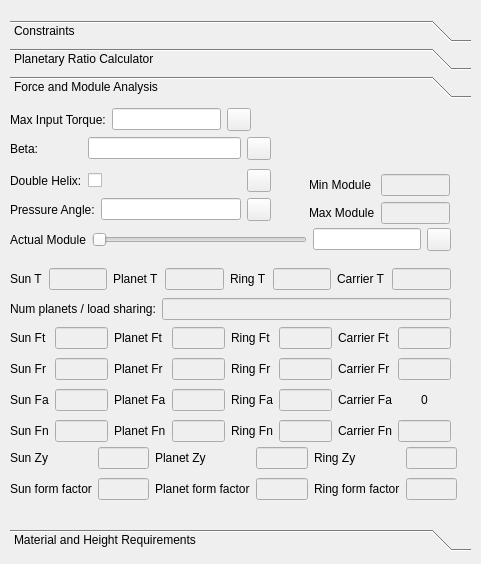
Qt form ui/gear-selectors.ui (SimLeek/freecad.actuators) before a commit.
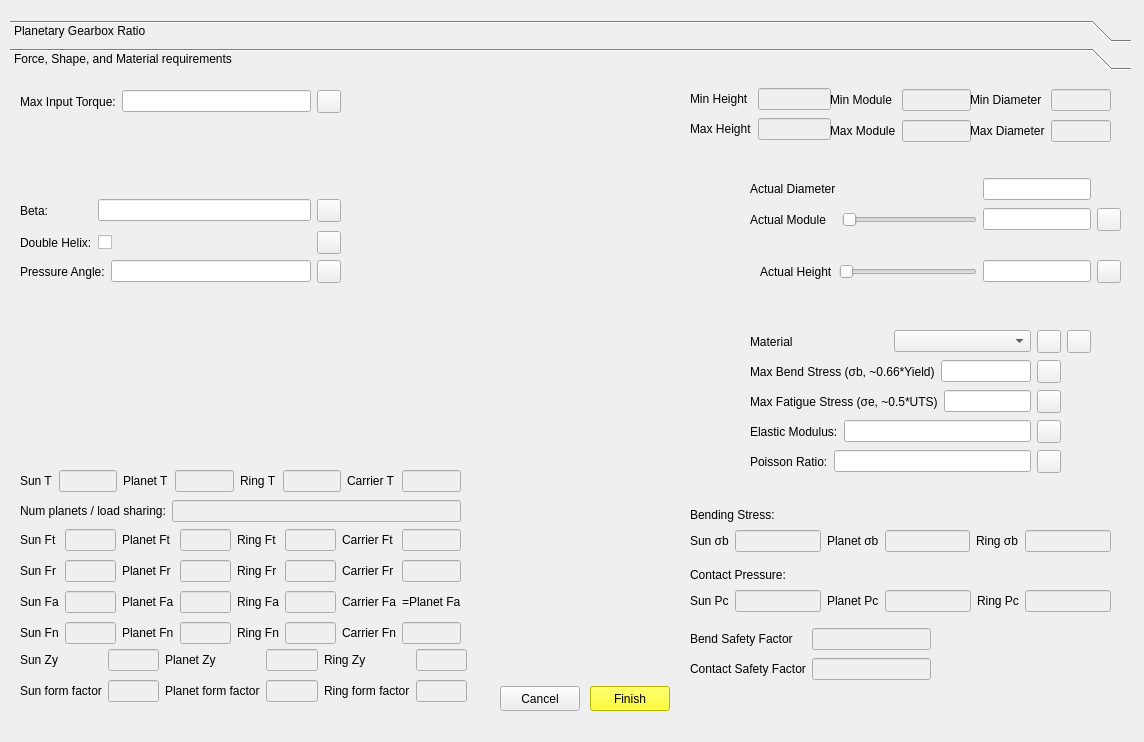
The same form after that commit. The open tabs and pages were chosen to show the change. Icons and pictures are not drawn. Custom widgets are drawn as their Qt base class.

Commit message: Added lines diagram. Updated planetary UI and added images so it would be easier to understand

```diff
--- a/ui/gear-selectors.ui
+++ b/ui/gear-selectors.ui
@@ -6,8 +6,8 @@
    <rect>
     <x>0</x>
     <y>0</y>
-    <width>481</width>
-    <height>564</height>
+    <width>1144</width>
+    <height>742</height>
    </rect>
   </property>
   <property name="windowTitle">
@@ -18,8 +18,8 @@
     <rect>
      <x>10</x>
      <y>20</y>
-     <width>461</width>
-     <height>531</height>
+     <width>1121</width>
+     <height>701</height>
     </rect>
    </property>
    <property name="currentIndex">
@@ -35,7 +35,7 @@
      </rect>
     </property>
     <attribute name="label">
-     <string>Constraints</string>
+     <string>Planetary Gearbox Ratio</string>
     </attribute>
     <widget class="QWidget" name="verticalLayoutWidget">
      <property name="geometry">
@@ -403,51 +403,6 @@
       </item>
      </layout>
     </widget>
-    <widget class="QWidget" name="gridLayoutWidget_15">
-     <property name="geometry">
-      <rect>
-       <x>0</x>
-       <y>10</y>
-       <width>251</width>
-       <height>31</height>
-      </rect>
-     </property>
-     <layout class="QGridLayout" name="gridLayout_15">
-      <item row="0" column="0">
-       <widget class="QLabel" name="label_48">
-        <property name="toolTip">
-         <string>This assumes the ring is the full gear radius plus 2*addendum, usually 2*module.</string>
-        </property>
-        <property name="text">
-         <string>Max Ring Diameter:</string>
-        </property>
-       </widget>
-      </item>
-      <item row="0" column="1">
-       <widget class="QLengthEdit" name="max_ring_diam_lineedit">
-        <property name="enabled">
-         <bool>true</bool>
-        </property>
-       </widget>
-      </item>
-      <item row="0" column="2">
-       <widget class="LockUnlockButton" name="max_ring_diam_lineedit_lock"/>
-      </item>
-     </layout>
-    </widget>
-   </widget>
-   <widget class="QWidget" name="planetary_ratio_page">
-    <property name="geometry">
-     <rect>
-      <x>0</x>
-      <y>0</y>
-      <width>461</width>
-      <height>407</height>
-     </rect>
-    </property>
-    <attribute name="label">
-     <string>Planetary Ratio Calculator</string>
-    </attribute>
     <widget class="QWidget" name="gridLayoutWidget_3">
      <property name="geometry">
       <rect>
@@ -730,18 +685,18 @@
      <rect>
       <x>0</x>
       <y>0</y>
-      <width>461</width>
-      <height>407</height>
+      <width>1121</width>
+      <height>639</height>
      </rect>
     </property>
     <attribute name="label">
-     <string>Force and Module Analysis</string>
+     <string>Force, Shape, and Material requirements</string>
     </attribute>
     <widget class="QWidget" name="gridLayoutWidget_7">
      <property name="geometry">
       <rect>
-       <x>0</x>
-       <y>220</y>
+       <x>10</x>
+       <y>450</y>
        <width>441</width>
        <height>121</height>
       </rect>
@@ -782,16 +737,6 @@
         </property>
        </widget>
       </item>
-      <item row="2" column="7">
-       <widget class="QLabel" name="label_64">
-        <property name="text">
-         <string>0</string>
-        </property>
-        <property name="alignment">
-         <set>Qt::AlignCenter</set>
-        </property>
-       </widget>
-      </item>
       <item row="0" column="4">
        <widget class="QLabel" name="label_54">
         <property name="text">
@@ -980,14 +925,21 @@
         </property>
        </widget>
       </item>
+      <item row="2" column="7">
+       <widget class="QLabel" name="label_64">
+        <property name="text">
+         <string>=Planet Fa</string>
+        </property>
+       </widget>
+      </item>
      </layout>
     </widget>
     <widget class="QWidget" name="gridLayoutWidget_13">
      <property name="geometry">
       <rect>
-       <x>0</x>
-       <y>0</y>
-       <width>241</width>
+       <x>10</x>
+       <y>10</y>
+       <width>321</width>
        <height>31</height>
       </rect>
      </property>
@@ -1010,9 +962,9 @@
     <widget class="QWidget" name="gridLayoutWidget_8">
      <property name="geometry">
       <rect>
-       <x>0</x>
-       <y>30</y>
-       <width>261</width>
+       <x>10</x>
+       <y>120</y>
+       <width>321</width>
        <height>61</height>
       </rect>
      </property>
@@ -1056,8 +1008,8 @@
     <widget class="QWidget" name="gridLayoutWidget_6">
      <property name="geometry">
       <rect>
-       <x>0</x>
-       <y>340</y>
+       <x>10</x>
+       <y>570</y>
        <width>447</width>
        <height>61</height>
       </rect>
@@ -1152,9 +1104,9 @@
     <widget class="QWidget" name="gridLayoutWidget_9">
      <property name="geometry">
       <rect>
-       <x>0</x>
-       <y>90</y>
-       <width>261</width>
+       <x>10</x>
+       <y>180</y>
+       <width>321</width>
        <height>31</height>
       </rect>
      </property>
@@ -1181,8 +1133,8 @@
     <widget class="QWidget" name="gridLayoutWidget_22">
      <property name="geometry">
       <rect>
-       <x>0</x>
-       <y>160</y>
+       <x>10</x>
+       <y>390</y>
        <width>441</width>
        <height>31</height>
       </rect>
@@ -1249,8 +1201,8 @@
     <widget class="QWidget" name="gridLayoutWidget_23">
      <property name="geometry">
       <rect>
-       <x>0</x>
-       <y>190</y>
+       <x>10</x>
+       <y>420</y>
        <width>441</width>
        <height>31</height>
       </rect>
@@ -1275,21 +1227,21 @@
     <widget class="QWidget" name="gridLayoutWidget_24">
      <property name="geometry">
       <rect>
-       <x>0</x>
-       <y>120</y>
-       <width>441</width>
-       <height>31</height>
+       <x>740</x>
+       <y>100</y>
+       <width>371</width>
+       <height>58</height>
       </rect>
      </property>
      <layout class="QGridLayout" name="gridLayout_24">
-      <item row="0" column="0">
+      <item row="1" column="0">
        <widget class="QLabel" name="label_162">
         <property name="text">
          <string>Actual Module</string>
         </property>
        </widget>
       </item>
-      <item row="0" column="1">
+      <item row="1" column="1">
        <widget class="QSlider" name="actual_module_slider">
         <property name="sizePolicy">
          <sizepolicy hsizetype="Expanding" vsizetype="Fixed">
@@ -1302,10 +1254,10 @@
         </property>
        </widget>
       </item>
-      <item row="0" column="3">
+      <item row="1" column="3">
        <widget class="LockUnlockButton" name="actual_module_lineedit_lock"/>
       </item>
-      <item row="0" column="2">
+      <item row="1" column="2">
        <widget class="QLengthEdit" name="actual_module_lineedit">
         <property name="enabled">
          <bool>true</bool>
@@ -1318,15 +1270,35 @@
         </property>
        </widget>
       </item>
+      <item row="0" column="2">
+       <widget class="QLengthEdit" name="actual_module_lineedit_2">
+        <property name="enabled">
+         <bool>true</bool>
+        </property>
+        <property name="sizePolicy">
+         <sizepolicy hsizetype="Minimum" vsizetype="Fixed">
+          <horstretch>0</horstretch>
+          <verstretch>0</verstretch>
+         </sizepolicy>
+        </property>
+       </widget>
+      </item>
+      <item row="0" column="0">
+       <widget class="QLabel" name="label_167">
+        <property name="text">
+         <string>Actual Diameter</string>
+        </property>
+       </widget>
+      </item>
      </layout>
     </widget>
     <widget class="QWidget" name="gridLayoutWidget_18">
      <property name="geometry">
       <rect>
-       <x>299</x>
-       <y>70</y>
+       <x>820</x>
+       <y>10</y>
        <width>141</width>
-       <height>51</height>
+       <height>61</height>
       </rect>
      </property>
      <layout class="QGridLayout" name="gridLayout_18">
@@ -1360,64 +1332,11 @@
       </item>
      </layout>
     </widget>
-   </widget>
-   <widget class="QWidget" name="shape_page">
-    <property name="geometry">
-     <rect>
-      <x>0</x>
-      <y>0</y>
-      <width>461</width>
-      <height>407</height>
-     </rect>
-    </property>
-    <attribute name="label">
-     <string>Material and Height Requirements</string>
-    </attribute>
-    <widget class="QWidget" name="gridLayoutWidget_43">
-     <property name="geometry">
-      <rect>
-       <x>0</x>
-       <y>330</y>
-       <width>241</width>
-       <height>58</height>
-      </rect>
-     </property>
-     <layout class="QGridLayout" name="gridLayout_43">
-      <item row="0" column="0">
-       <widget class="QLabel" name="label_160">
-        <property name="text">
-         <string>Bend Safety Factor</string>
-        </property>
-       </widget>
-      </item>
-      <item row="0" column="1">
-       <widget class="QLineEdit" name="bend_safety_factor_lineedit">
-        <property name="enabled">
-         <bool>false</bool>
-        </property>
-       </widget>
-      </item>
-      <item row="1" column="0">
-       <widget class="QLabel" name="label_166">
-        <property name="text">
-         <string>Contact Safety Factor</string>
-        </property>
-       </widget>
-      </item>
-      <item row="1" column="1">
-       <widget class="QLineEdit" name="contact_safety_factor_lineedit">
-        <property name="enabled">
-         <bool>false</bool>
-        </property>
-       </widget>
-      </item>
-     </layout>
-    </widget>
     <widget class="QWidget" name="gridLayoutWidget_21">
      <property name="geometry">
       <rect>
-       <x>0</x>
-       <y>290</y>
+       <x>680</x>
+       <y>510</y>
        <width>421</width>
        <height>31</height>
       </rect>
@@ -1470,8 +1389,8 @@
     <widget class="QLabel" name="label_13">
      <property name="geometry">
       <rect>
-       <x>0</x>
-       <y>270</y>
+       <x>680</x>
+       <y>490</y>
        <width>111</width>
        <height>17</height>
       </rect>
@@ -1480,11 +1399,49 @@
       <string>Contact Pressure:</string>
      </property>
     </widget>
+    <widget class="QWidget" name="gridLayoutWidget_25">
+     <property name="geometry">
+      <rect>
+       <x>740</x>
+       <y>310</y>
+       <width>311</width>
+       <height>31</height>
+      </rect>
+     </property>
+     <layout class="QGridLayout" name="gridLayout_25">
+      <item row="0" column="1">
+       <widget class="QPressureEdit" name="max_fatigue_stress_lineedit"/>
+      </item>
+      <item row="0" column="2">
+       <widget class="LockUnlockButton" name="max_fatiguq_stress_lineedit_lock"/>
+      </item>
+      <item row="0" column="0">
+       <widget class="QLabel" name="label_69">
+        <property name="text">
+         <string>Max Fatigue Stress (σe, ~0.5*UTS)</string>
+        </property>
+       </widget>
+      </item>
+     </layout>
+    </widget>
+    <widget class="QLabel" name="label_12">
+     <property name="geometry">
+      <rect>
+       <x>680</x>
+       <y>430</y>
+       <width>91</width>
+       <height>17</height>
+      </rect>
+     </property>
+     <property name="text">
+      <string>Bending Stress:</string>
+     </property>
+    </widget>
     <widget class="QWidget" name="gridLayoutWidget_16">
      <property name="geometry">
       <rect>
-       <x>0</x>
-       <y>230</y>
+       <x>680</x>
+       <y>450</y>
        <width>421</width>
        <height>31</height>
       </rect>
@@ -1534,66 +1491,11 @@
       </item>
      </layout>
     </widget>
-    <widget class="QLabel" name="label_12">
-     <property name="geometry">
-      <rect>
-       <x>0</x>
-       <y>210</y>
-       <width>91</width>
-       <height>17</height>
-      </rect>
-     </property>
-     <property name="text">
-      <string>Bending Stress:</string>
-     </property>
-    </widget>
-    <widget class="QWidget" name="gridLayoutWidget_10">
-     <property name="geometry">
-      <rect>
-       <x>0</x>
-       <y>10</y>
-       <width>421</width>
-       <height>31</height>
-      </rect>
-     </property>
-     <layout class="QGridLayout" name="gridLayout_10">
-      <item row="0" column="0">
-       <widget class="QLabel" name="label_163">
-        <property name="text">
-         <string>Actual Height</string>
-        </property>
-       </widget>
-      </item>
-      <item row="0" column="1">
-       <widget class="QSlider" name="actual_height_slider">
-        <property name="orientation">
-         <enum>Qt::Horizontal</enum>
-        </property>
-       </widget>
-      </item>
-      <item row="0" column="2">
-       <widget class="QLengthEdit" name="actual_height_lineedit">
-        <property name="enabled">
-         <bool>true</bool>
-        </property>
-        <property name="sizePolicy">
-         <sizepolicy hsizetype="Minimum" vsizetype="Fixed">
-          <horstretch>0</horstretch>
-          <verstretch>0</verstretch>
-         </sizepolicy>
-        </property>
-       </widget>
-      </item>
-      <item row="0" column="3">
-       <widget class="LockUnlockButton" name="actual_height_lineedit_lock"/>
-      </item>
-     </layout>
-    </widget>
     <widget class="QWidget" name="gridLayoutWidget_5">
      <property name="geometry">
       <rect>
-       <x>0</x>
-       <y>50</y>
+       <x>740</x>
+       <y>250</y>
        <width>341</width>
        <height>31</height>
       </rect>
@@ -1620,8 +1522,8 @@
     <widget class="QWidget" name="gridLayoutWidget_17">
      <property name="geometry">
       <rect>
-       <x>0</x>
-       <y>80</y>
+       <x>740</x>
+       <y>280</y>
        <width>311</width>
        <height>31</height>
       </rect>
@@ -1642,11 +1544,93 @@
       </item>
      </layout>
     </widget>
+    <widget class="QWidget" name="gridLayoutWidget_43">
+     <property name="geometry">
+      <rect>
+       <x>680</x>
+       <y>550</y>
+       <width>241</width>
+       <height>58</height>
+      </rect>
+     </property>
+     <layout class="QGridLayout" name="gridLayout_43">
+      <item row="0" column="0">
+       <widget class="QLabel" name="label_160">
+        <property name="text">
+         <string>Bend Safety Factor</string>
+        </property>
+       </widget>
+      </item>
+      <item row="0" column="1">
+       <widget class="QLineEdit" name="bend_safety_factor_lineedit">
+        <property name="enabled">
+         <bool>false</bool>
+        </property>
+       </widget>
+      </item>
+      <item row="1" column="0">
+       <widget class="QLabel" name="label_166">
+        <property name="text">
+         <string>Contact Safety Factor</string>
+        </property>
+       </widget>
+      </item>
+      <item row="1" column="1">
+       <widget class="QLineEdit" name="contact_safety_factor_lineedit">
+        <property name="enabled">
+         <bool>false</bool>
+        </property>
+       </widget>
+      </item>
+     </layout>
+    </widget>
+    <widget class="QWidget" name="gridLayoutWidget_10">
+     <property name="geometry">
+      <rect>
+       <x>750</x>
+       <y>180</y>
+       <width>361</width>
+       <height>31</height>
+      </rect>
+     </property>
+     <layout class="QGridLayout" name="gridLayout_10">
+      <item row="0" column="0">
+       <widget class="QLabel" name="label_163">
+        <property name="text">
+         <string>Actual Height</string>
+        </property>
+       </widget>
+      </item>
+      <item row="0" column="1">
+       <widget class="QSlider" name="actual_height_slider">
+        <property name="orientation">
+         <enum>Qt::Horizontal</enum>
+        </property>
+       </widget>
+      </item>
+      <item row="0" column="2">
+       <widget class="QLengthEdit" name="actual_height_lineedit">
+        <property name="enabled">
+         <bool>true</bool>
+        </property>
+        <property name="sizePolicy">
+         <sizepolicy hsizetype="Minimum" vsizetype="Fixed">
+          <horstretch>0</horstretch>
+          <verstretch>0</verstretch>
+         </sizepolicy>
+        </property>
+       </widget>
+      </item>
+      <item row="0" column="3">
+       <widget class="LockUnlockButton" name="actual_height_lineedit_lock"/>
+      </item>
+     </layout>
+    </widget>
     <widget class="QWidget" name="gridLayoutWidget_20">
      <property name="geometry">
       <rect>
-       <x>0</x>
-       <y>170</y>
+       <x>740</x>
+       <y>370</y>
        <width>311</width>
        <height>31</height>
       </rect>
@@ -1670,8 +1654,8 @@
     <widget class="QWidget" name="gridLayoutWidget_19">
      <property name="geometry">
       <rect>
-       <x>0</x>
-       <y>140</y>
+       <x>740</x>
+       <y>340</y>
        <width>311</width>
        <height>31</height>
       </rect>
@@ -1692,31 +1676,157 @@
       </item>
      </layout>
     </widget>
-    <widget class="QWidget" name="gridLayoutWidget_25">
+    <widget class="QWidget" name="widget_2" native="true">
      <property name="geometry">
       <rect>
-       <x>0</x>
-       <y>110</y>
-       <width>311</width>
-       <height>31</height>
+       <x>330</x>
+       <y>0</y>
+       <width>421</width>
+       <height>431</height>
       </rect>
      </property>
-     <layout class="QGridLayout" name="gridLayout_25">
+     <property name="styleSheet">
+      <string notr="true">border-image: url(:/images/planetary-angle-torque.svg) 0 0 0 0 stretch stretch;
+</string>
+     </property>
+    </widget>
+    <widget class="QWidget" name="gridLayoutWidget_26">
+     <property name="geometry">
+      <rect>
+       <x>680</x>
+       <y>10</y>
+       <width>141</width>
+       <height>58</height>
+      </rect>
+     </property>
+     <layout class="QGridLayout" name="gridLayout_26">
       <item row="0" column="1">
-       <widget class="QPressureEdit" name="max_fatigue_stress_lineedit"/>
+       <widget class="QTorqueEdit" name="ring_t_lineedit_4">
+        <property name="enabled">
+         <bool>false</bool>
+        </property>
+       </widget>
       </item>
       <item row="0" column="0">
-       <widget class="QLabel" name="label_69">
+       <widget class="QLabel" name="label_168">
         <property name="text">
-         <string>Max Fatigue Stress (σe, ~0.5*UTS)</string>
+         <string>Min Height</string>
         </property>
        </widget>
       </item>
-      <item row="0" column="2">
-       <widget class="LockUnlockButton" name="max_fatiguq_stress_lineedit_lock"/>
+      <item row="1" column="0">
+       <widget class="QLabel" name="label_169">
+        <property name="text">
+         <string>Max Height</string>
+        </property>
+       </widget>
       </item>
+      <item row="1" column="1">
+       <widget class="QTorqueEdit" name="ring_t_lineedit_5">
+        <property name="enabled">
+         <bool>false</bool>
+        </property>
+       </widget>
+      </item>
      </layout>
     </widget>
+    <widget class="QWidget" name="gridLayoutWidget_27">
+     <property name="geometry">
+      <rect>
+       <x>960</x>
+       <y>10</y>
+       <width>141</width>
+       <height>61</height>
+      </rect>
+     </property>
+     <layout class="QGridLayout" name="gridLayout_27">
+      <item row="0" column="1">
+       <widget class="QTorqueEdit" name="ring_t_lineedit_6">
+        <property name="enabled">
+         <bool>false</bool>
+        </property>
+       </widget>
+      </item>
+      <item row="0" column="0">
+       <widget class="QLabel" name="label_170">
+        <property name="text">
+         <string>Min Diameter</string>
+        </property>
+       </widget>
+      </item>
+      <item row="1" column="0">
+       <widget class="QLabel" name="label_171">
+        <property name="text">
+         <string>Max Diameter</string>
+        </property>
+       </widget>
+      </item>
+      <item row="1" column="1">
+       <widget class="QTorqueEdit" name="ring_t_lineedit_7">
+        <property name="enabled">
+         <bool>false</bool>
+        </property>
+       </widget>
+      </item>
+     </layout>
+    </widget>
+    <widget class="QPushButton" name="pushButton">
+     <property name="geometry">
+      <rect>
+       <x>580</x>
+       <y>610</y>
+       <width>80</width>
+       <height>25</height>
+      </rect>
+     </property>
+     <property name="styleSheet">
+      <string notr="true">background-color: yellow; </string>
+     </property>
+     <property name="text">
+      <string>Finish</string>
+     </property>
+    </widget>
+    <widget class="QPushButton" name="pushButton_2">
+     <property name="geometry">
+      <rect>
+       <x>490</x>
+       <y>610</y>
+       <width>80</width>
+       <height>25</height>
+      </rect>
+     </property>
+     <property name="styleSheet">
+      <string notr="true"/>
+     </property>
+     <property name="text">
+      <string>Cancel</string>
+     </property>
+    </widget>
+    <zorder>widget_2</zorder>
+    <zorder>gridLayoutWidget_7</zorder>
+    <zorder>gridLayoutWidget_13</zorder>
+    <zorder>gridLayoutWidget_8</zorder>
+    <zorder>gridLayoutWidget_6</zorder>
+    <zorder>gridLayoutWidget_9</zorder>
+    <zorder>gridLayoutWidget_22</zorder>
+    <zorder>gridLayoutWidget_23</zorder>
+    <zorder>gridLayoutWidget_24</zorder>
+    <zorder>gridLayoutWidget_18</zorder>
+    <zorder>gridLayoutWidget_21</zorder>
+    <zorder>label_13</zorder>
+    <zorder>gridLayoutWidget_25</zorder>
+    <zorder>label_12</zorder>
+    <zorder>gridLayoutWidget_16</zorder>
+    <zorder>gridLayoutWidget_5</zorder>
+    <zorder>gridLayoutWidget_17</zorder>
+    <zorder>gridLayoutWidget_43</zorder>
+    <zorder>gridLayoutWidget_10</zorder>
+    <zorder>gridLayoutWidget_20</zorder>
+    <zorder>gridLayoutWidget_19</zorder>
+    <zorder>gridLayoutWidget_26</zorder>
+    <zorder>gridLayoutWidget_27</zorder>
+    <zorder>pushButton</zorder>
+    <zorder>pushButton_2</zorder>
    </widget>
   </widget>
  </widget>
```
Left out of the diff: 635 changed lines with no effect on the pictures. The commit also changes 8 other files.
